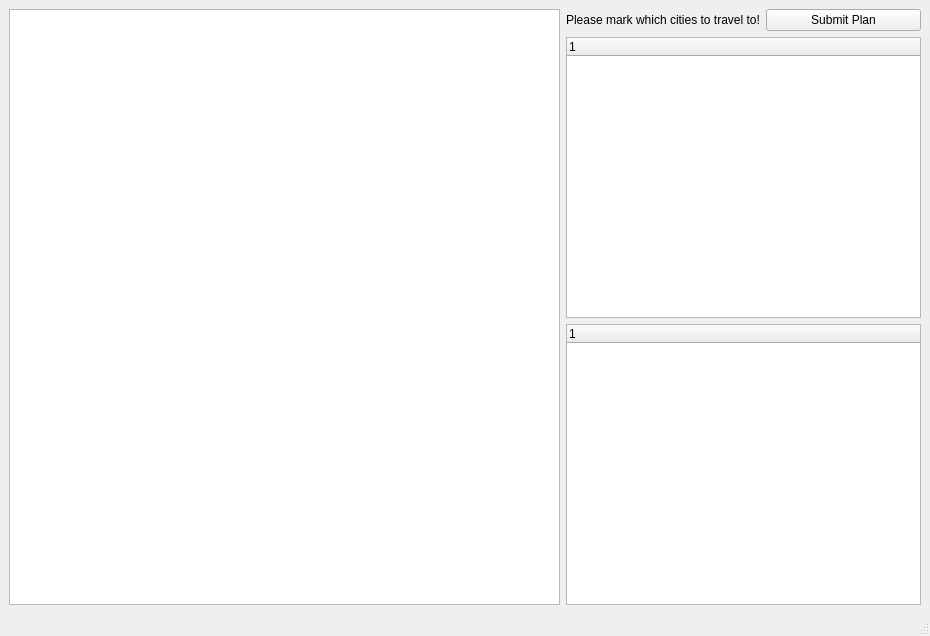
Before: the Qt Designer form UI/mainwindow.ui in parham-sharaf/European-Vacation, drawn with Qt 5.
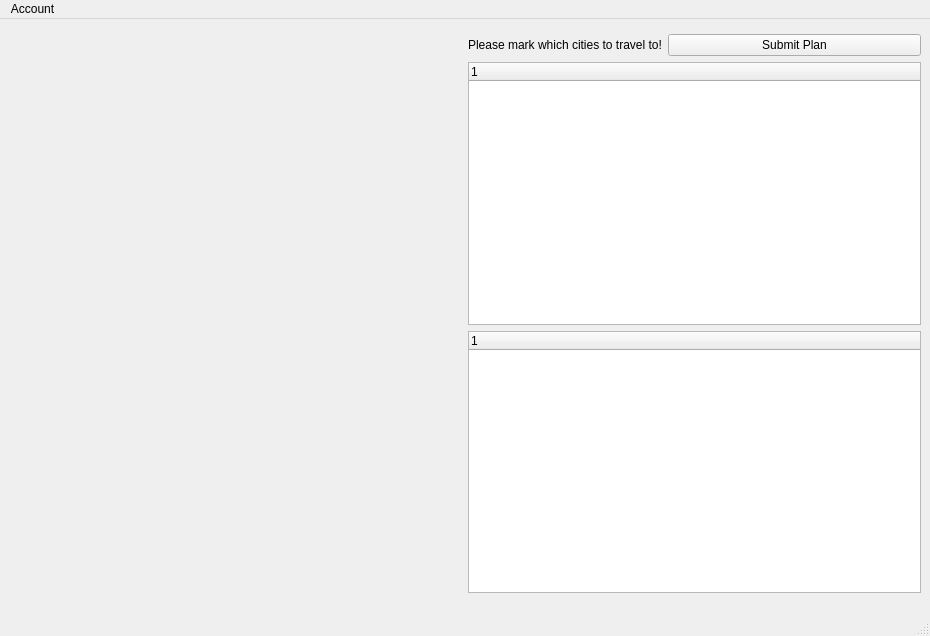
After: the same form once the commit is applied.

```diff
--- a/UI/mainwindow.ui
+++ b/UI/mainwindow.ui
@@ -24,59 +24,14 @@
     <bool>true</bool>
    </property>
    <layout class="QGridLayout" name="gridLayout">
-    <item row="1" column="1">
-     <widget class="QTreeWidget" name="citiesTreeWidget">
-      <property name="sizePolicy">
-       <sizepolicy hsizetype="Preferred" vsizetype="Expanding">
-        <horstretch>0</horstretch>
-        <verstretch>0</verstretch>
-       </sizepolicy>
+    <item row="1" column="0" rowspan="6">
+     <widget class="QLabel" name="map">
+      <property name="text">
+       <string/>
       </property>
-      <property name="minimumSize">
-       <size>
-        <width>355</width>
-        <height>260</height>
-       </size>
-      </property>
-      <column>
-       <property name="text">
-        <string notr="true">1</string>
-       </property>
-      </column>
      </widget>
     </item>
     <item row="2" column="1">
-     <widget class="QTreeWidget" name="planTreeWidget">
-      <property name="sizePolicy">
-       <sizepolicy hsizetype="Preferred" vsizetype="Expanding">
-        <horstretch>0</horstretch>
-        <verstretch>0</verstretch>
-       </sizepolicy>
-      </property>
-      <column>
-       <property name="text">
-        <string notr="true">1</string>
-       </property>
-      </column>
-     </widget>
-    </item>
-    <item row="0" column="0" rowspan="3">
-     <widget class="QTableView" name="tableView">
-      <property name="sizePolicy">
-       <sizepolicy hsizetype="Expanding" vsizetype="Expanding">
-        <horstretch>0</horstretch>
-        <verstretch>0</verstretch>
-       </sizepolicy>
-      </property>
-      <property name="maximumSize">
-       <size>
-        <width>1677215</width>
-        <height>16777215</height>
-       </size>
-      </property>
-     </widget>
-    </item>
-    <item row="0" column="1">
      <layout class="QHBoxLayout" name="horizontalLayout_2">
       <item>
        <widget class="QLabel" name="label">
@@ -103,6 +58,42 @@
       </item>
      </layout>
     </item>
+    <item row="4" column="1">
+     <widget class="QTreeWidget" name="planTreeWidget">
+      <property name="sizePolicy">
+       <sizepolicy hsizetype="Preferred" vsizetype="Expanding">
+        <horstretch>0</horstretch>
+        <verstretch>0</verstretch>
+       </sizepolicy>
+      </property>
+      <column>
+       <property name="text">
+        <string notr="true">1</string>
+       </property>
+      </column>
+     </widget>
+    </item>
+    <item row="3" column="1">
+     <widget class="QTreeWidget" name="citiesTreeWidget">
+      <property name="sizePolicy">
+       <sizepolicy hsizetype="Preferred" vsizetype="Expanding">
+        <horstretch>0</horstretch>
+        <verstretch>0</verstretch>
+       </sizepolicy>
+      </property>
+      <property name="minimumSize">
+       <size>
+        <width>355</width>
+        <height>260</height>
+       </size>
+      </property>
+      <column>
+       <property name="text">
+        <string notr="true">1</string>
+       </property>
+      </column>
+     </widget>
+    </item>
    </layout>
   </widget>
   <widget class="QStatusBar" name="statusbar"/>
@@ -115,6 +106,14 @@
      <height>26</height>
     </rect>
    </property>
+   <widget class="QMenu" name="menuAccount">
+    <property name="title">
+     <string>Account</string>
+    </property>
+    <addaction name="actionLogin"/>
+    <addaction name="actionCreate_New_Account"/>
+   </widget>
+   <addaction name="menuAccount"/>
   </widget>
   <action name="actionCircle">
    <property name="text">
```
Left out of the diff: 12 changed lines with no effect on the pictures.
